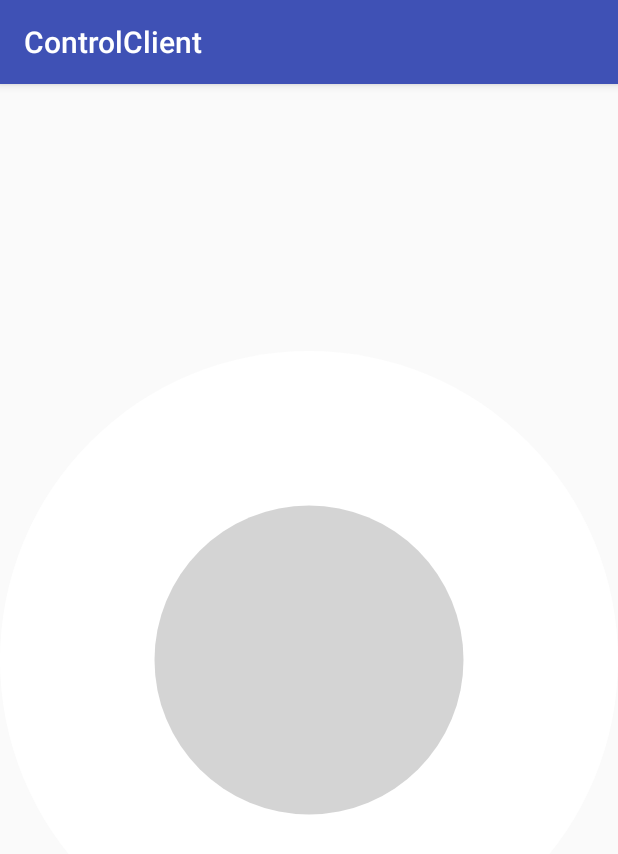
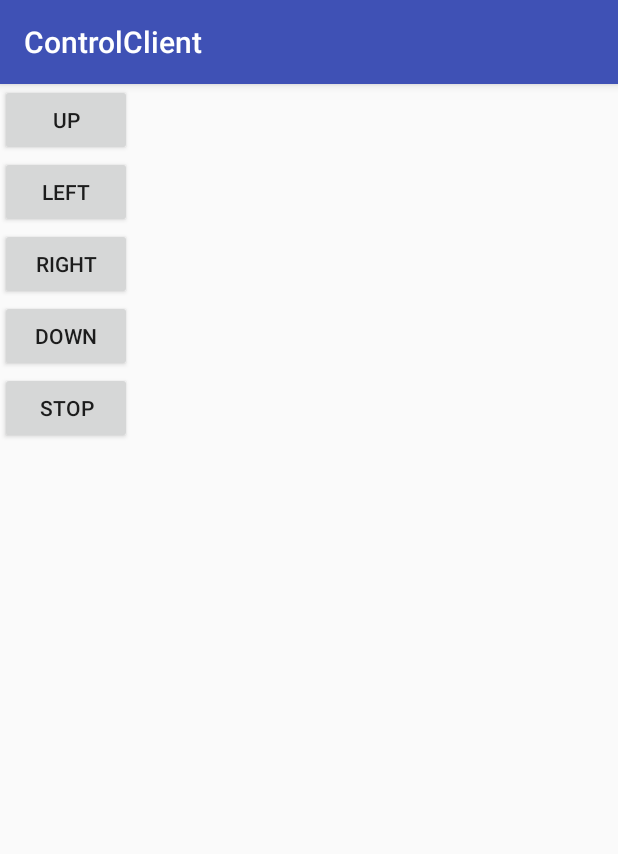
Before and after one commit to devbins/RaspberryPiCar, an Android app: the ControlActivity screen opened directly, with no data from a screen before it, on a phone screen of 412 x 824 dp. Shown: the top 854 px of the screen. Run offline under Robolectric (Android 15) with nearby library versions, the phone set to English and light mode, and no system bars; 1 statement that could not run was skipped.

Commit message:
simple demo

```diff
--- a/ControlClient/app/src/main/java/com/dev/bins/controlclient/ui/NsdInfoAdapter.kt
+++ b/ControlClient/app/src/main/java/com/dev/bins/controlclient/ui/NsdInfoAdapter.kt
@@ -9,6 +9,7 @@ import android.widget.TextView
 import com.dev.bins.controlclient.R
 import com.dev.bins.controlclient.ui.NsdInfoAdapter.Holder
 import org.jetbrains.anko.find
+import org.jetbrains.anko.sdk25.coroutines.onClick
 
 /**
  * Created by bin on 14/06/2017.
@@ -27,6 +28,7 @@ class NsdInfoAdapter(data: List<NsdServiceInfo>) : RecyclerView.Adapter<Holder>(
 
     override fun onBindViewHolder(holder: Holder?, position: Int) {
         holder!!.nsdName.text = data.get(position).serviceName
+        holder.itemView.onClick { onClickListener!!.onclik(position) }
     }
 
     override fun onCreateViewHolder(parent: ViewGroup?, viewType: Int): Holder {
--- a/ControlClient/app/src/main/res/layout/activity_control.xml
+++ b/ControlClient/app/src/main/res/layout/activity_control.xml
@@ -1,14 +1,58 @@
 <?xml version="1.0" encoding="utf-8"?>
-<android.support.constraint.ConstraintLayout xmlns:android="http://schemas.android.com/apk/res/android"
+<LinearLayout xmlns:android="http://schemas.android.com/apk/res/android"
     xmlns:app="http://schemas.android.com/apk/res-auto"
     xmlns:tools="http://schemas.android.com/tools"
     android:layout_width="match_parent"
     android:layout_height="match_parent"
-    tools:context="com.dev.bins.controlclient.ui.ControlActivity">
+    android:orientation="vertical"
+    tools:context="com.dev.bins.controlclient.ui.ControlActivity"
+    tools:layout_editor_absoluteX="0dp"
+    tools:layout_editor_absoluteY="81dp">
 
-    <com.dev.bins.controlclient.widget.ControlView
-        android:layout_width="match_parent"
-        android:layout_height="match_parent" />
+    <Button
+        android:id="@+id/button"
+        android:layout_width="wrap_content"
+        android:layout_height="wrap_content"
+        android:onClick="up"
+        android:text="up"
+        tools:layout_editor_absoluteX="113dp"
+        tools:layout_editor_absoluteY="78dp" />
+
+    <Button
+        android:id="@+id/button4"
+        android:layout_width="wrap_content"
+        android:layout_height="wrap_content"
+        android:onClick="left"
+        android:text="left"
+        tools:layout_editor_absoluteX="16dp"
+        tools:layout_editor_absoluteY="153dp" />
+
+    <Button
+        android:id="@+id/button2"
+        android:layout_width="wrap_content"
+        android:layout_height="wrap_content"
+        android:onClick="right"
+        android:text="right"
+        app:layout_constraintTop_toTopOf="@+id/button4"
+        tools:layout_editor_absoluteX="216dp" />
+
+    <Button
+        android:id="@+id/button3"
+        android:layout_width="wrap_content"
+        android:layout_height="wrap_content"
+        android:onClick="down"
+        android:text="down"
+        app:layout_constraintLeft_toLeftOf="@+id/button"
+        tools:layout_editor_absoluteY="211dp" />
+
+    <Button
+        android:id="@+id/button5"
+        android:layout_width="wrap_content"
+        android:layout_height="wrap_content"
+        android:onClick="stop"
+        android:text="stop"
+        app:layout_constraintLeft_toLeftOf="@+id/button"
+        tools:layout_editor_absoluteY="211dp" />
 
 
-</android.support.constraint.ConstraintLayout>
+</LinearLayout>
```
Also changed, not shown: ControlClient/app/src/main/java/com/dev/bins/controlclient/ui/ControlActivity.kt (+60 -0 lines), ControlClient/app/src/main/java/com/dev/bins/controlclient/ui/MainActivity.kt (+11 -3 lines), ControlClient/app/src/main/res/layout/activity_main.xml (+5 -8 lines).
